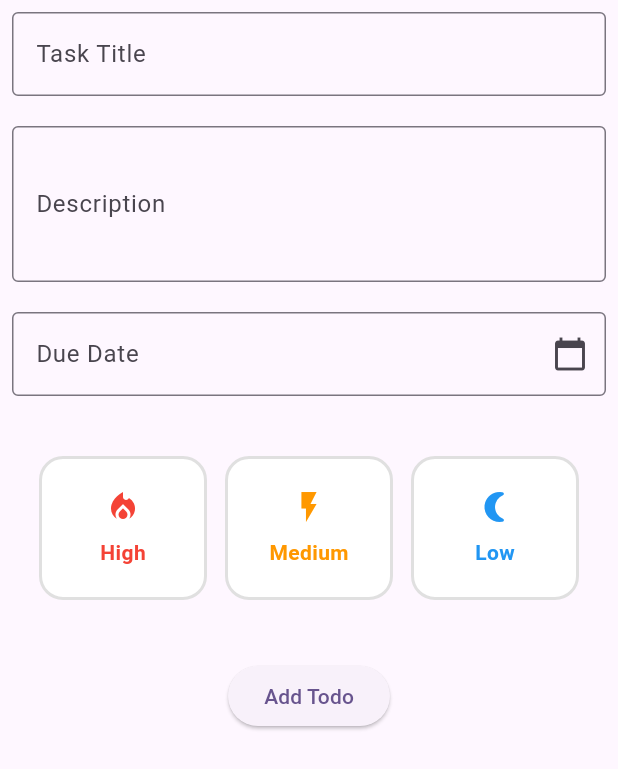
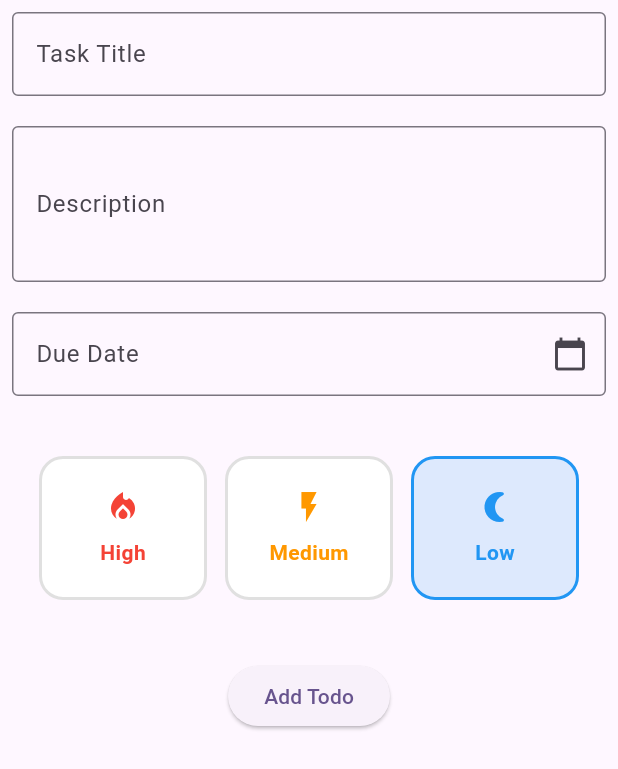
Before and after one commit to mannpadhiar/todo_provider, a Flutter app: the AddTodoPage widget shown alone on an empty page, opened directly, on a phone screen of 412 x 824 dp. Shown: the top 769 px of the screen. Run offline on Flutter 3.47's test engine with Material 3 defaults, Android fonts, the phone set to English and light mode, and no system bars; our stand-ins replace flutter_slidable.

Commit message:
added priority

```diff
--- /dev/null
+++ b/lib/controller/priority_controller.dart
@@ -0,0 +1,12 @@
+import 'package:flutter/material.dart';
+import 'package:todo_provider/model/todo_model.dart';
+
+class PriorityController extends ChangeNotifier{
+  TaskPriority taskPriority = TaskPriority.low;
+
+  void changePriority(TaskPriority pri){
+    taskPriority = pri;
+    notifyListeners();
+    print('priority changes to $pri');
+  }
+}
--- a/lib/main.dart
+++ b/lib/main.dart
@@ -3,6 +3,8 @@ import 'package:provider/provider.dart';
 import 'package:todo_provider/controller/todo_controller.dart';
 import 'package:todo_provider/view/add_todo_page.dart';
 import 'package:todo_provider/view/home_page.dart';
+
+import 'controller/priority_controller.dart';
 
 void main() {
   runApp(const MyApp());
@@ -16,6 +18,7 @@ class MyApp extends StatelessWidget {
     return MultiProvider(
       providers: [
         ChangeNotifierProvider(create: (context) => TodoController(),),
+        ChangeNotifierProvider(create: (context) => PriorityController(),),
       ],
       child: MaterialApp(
         title: 'Flutter Demo',
--- a/lib/view/add_todo_page.dart
+++ b/lib/view/add_todo_page.dart
@@ -2,59 +2,16 @@ import 'package:flutter/material.dart';
 import 'package:intl/intl.dart';
 import 'package:provider/provider.dart';
 
+import '../controller/priority_controller.dart';
 import '../controller/todo_controller.dart';
 import '../model/todo_model.dart';
 
 class AddTodoPage extends StatelessWidget {
   AddTodoPage({super.key});
 
-  String selected = '';
-
   final TextEditingController _titleController = TextEditingController();
   final TextEditingController _descriptionController = TextEditingController();
   final TextEditingController _dueDateController = TextEditingController();
-
-  Widget buildPriorityTile(String label, Color color) {
-    final isSelected = selected == label;
-
-    return Expanded(
-      child: InkWell(
-        // onTap: () => selectPriority(label),
-        borderRadius: BorderRadius.circular(16),
-        child: AnimatedContainer(
-          duration: Duration(milliseconds: 200),
-          margin: EdgeInsets.symmetric(horizontal: 6),
-          padding: EdgeInsets.symmetric(vertical: 20),
-          decoration: BoxDecoration(
-            color: isSelected ? color.withOpacity(0.15) : Colors.white,
-            borderRadius: BorderRadius.circular(16),
-            border: Border.all(
-              color: isSelected ? color : Colors.grey.shade300,
-              width: 2,
-            ),
-          ),
-          child: Column(
-            mainAxisSize: MainAxisSize.min,
-            children: [
-              Icon(
-                label == 'High'
-                    ? Icons.local_fire_department
-                    : label == 'Medium'
-                    ? Icons.flash_on
-                    : Icons.nightlight_round,
-                color: color,
-              ),
-              SizedBox(height: 8),
-              Text(
-                label,
-                style: TextStyle(fontWeight: FontWeight.bold, color: color),
-              ),
-            ],
-          ),
-        ),
-      ),
-    );
-  }
 
   @override
   Widget build(BuildContext context) {
@@ -107,13 +64,104 @@ class AddTodoPage extends StatelessWidget {
           Center(
             child: Padding(
               padding: const EdgeInsets.symmetric(horizontal: 12, vertical: 40),
-              child: Row(
-                children: [
-                  buildPriorityTile('High', Colors.red),
-                  buildPriorityTile('Medium', Colors.orange),
-                  buildPriorityTile('Low', Colors.blue),
-                ],
-              ),
+              child: Consumer<PriorityController>(
+                builder: (context, provider, child) => Row(
+                  children: [
+                    // High Priority Tile
+                    Expanded(
+                      child: InkWell(
+                        onTap: () {
+                          provider.changePriority(TaskPriority.high);
+                        },
+                        borderRadius: BorderRadius.circular(16),
+                        child: AnimatedContainer(
+                          duration: Duration(milliseconds: 200),
+                          margin: EdgeInsets.symmetric(horizontal: 6),
+                          padding: EdgeInsets.symmetric(vertical: 20),
+                          decoration: BoxDecoration(
+                            color: provider.taskPriority == TaskPriority.high ? Colors.red.withOpacity(0.15) : Colors.white,
+                            borderRadius: BorderRadius.circular(16),
+                            border: Border.all(
+                              color: provider.taskPriority == TaskPriority.high ? Colors.red : Colors.grey.shade300,
+                              width: 2,
+                            ),
+                          ),
+                          child: Column(
+                            mainAxisSize: MainAxisSize.min,
+                            children: [
+                              Icon(Icons.local_fire_department, color: Colors.red),
+                              SizedBox(height: 8),
+                              Text('High', style: TextStyle(fontWeight: FontWeight.bold, color: Colors.red)),
+                            ],
+                          ),
+                        ),
+                      ),
+                    ),
+
+                    // Medium Priority Tile
+                    Expanded(
+                      child: InkWell(
+                        onTap: () {
+                          provider.changePriority(TaskPriority.medium);
+                        },
+                        borderRadius: BorderRadius.circular(16),
+                        child: AnimatedContainer(
+                          duration: Duration(milliseconds: 200),
+                          margin: EdgeInsets.symmetric(horizontal: 6),
+                          padding: EdgeInsets.symmetric(vertical: 20),
+                          decoration: BoxDecoration(
+                            color: provider.taskPriority == TaskPriority.medium ? Colors.orange.withOpacity(0.15) : Colors.white,
+                            borderRadius: BorderRadius.circular(16),
+                            border: Border.all(
+                              color: provider.taskPriority == TaskPriority.medium ? Colors.orange : Colors.grey.shade300,
+                              width: 2,
+                            ),
+                          ),
+                          child: Column(
+                            mainAxisSize: MainAxisSize.min,
+                            children: [
+                              Icon(Icons.flash_on, color: Colors.orange),
+                              SizedBox(height: 8),
+                              Text('Medium', style: TextStyle(fontWeight: FontWeight.bold, color: Colors.orange)),
+                            ],
+                          ),
+                        ),
+                      ),
+                    ),
+
+                    // Low Priority Tile
+                    Expanded(
+                      child: InkWell(
+                        onTap: () {
+                          provider.changePriority(TaskPriority.low);
+                        },
+                        borderRadius: BorderRadius.circular(16),
+                        child: AnimatedContainer(
+                          duration: Duration(milliseconds: 200),
+                          margin: EdgeInsets.symmetric(horizontal: 6),
+                          padding: EdgeInsets.symmetric(vertical: 20),
+                          decoration: BoxDecoration(
+                            color: provider.taskPriority == TaskPriority.low ? Colors.blue.withOpacity(0.15) : Colors.white,
+                            borderRadius: BorderRadius.circular(16),
+                            border: Border.all(
+                              color: provider.taskPriority == TaskPriority.low ? Colors.blue : Colors.grey.shade300,
+                              width: 2,
+                            ),
+                          ),
+                          child: Column(
+                            mainAxisSize: MainAxisSize.min,
+                            children: [
+                              Icon(Icons.nightlight_round, color: Colors.blue),
+                              SizedBox(height: 8),
+                              Text('Low', style: TextStyle(fontWeight: FontWeight.bold, color: Colors.blue)),
+                            ],
+                          ),
+                        ),
+                      ),
+                    ),
+                  ],
+                ),
+              )
             ),
           ),
 
```
